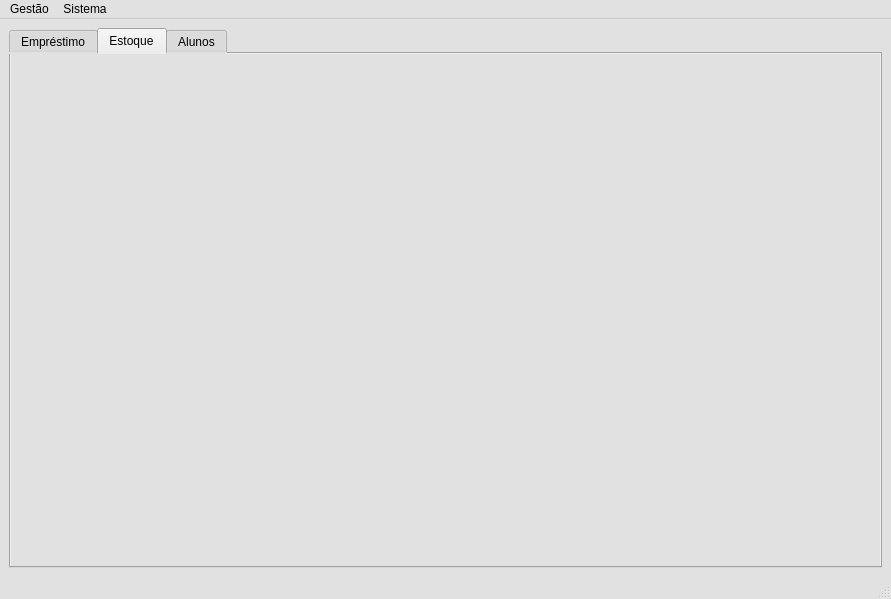
NycolasAbreu/Sistema_Almox, file Sistema_Almox/mainwindow.ui: the form before one commit.
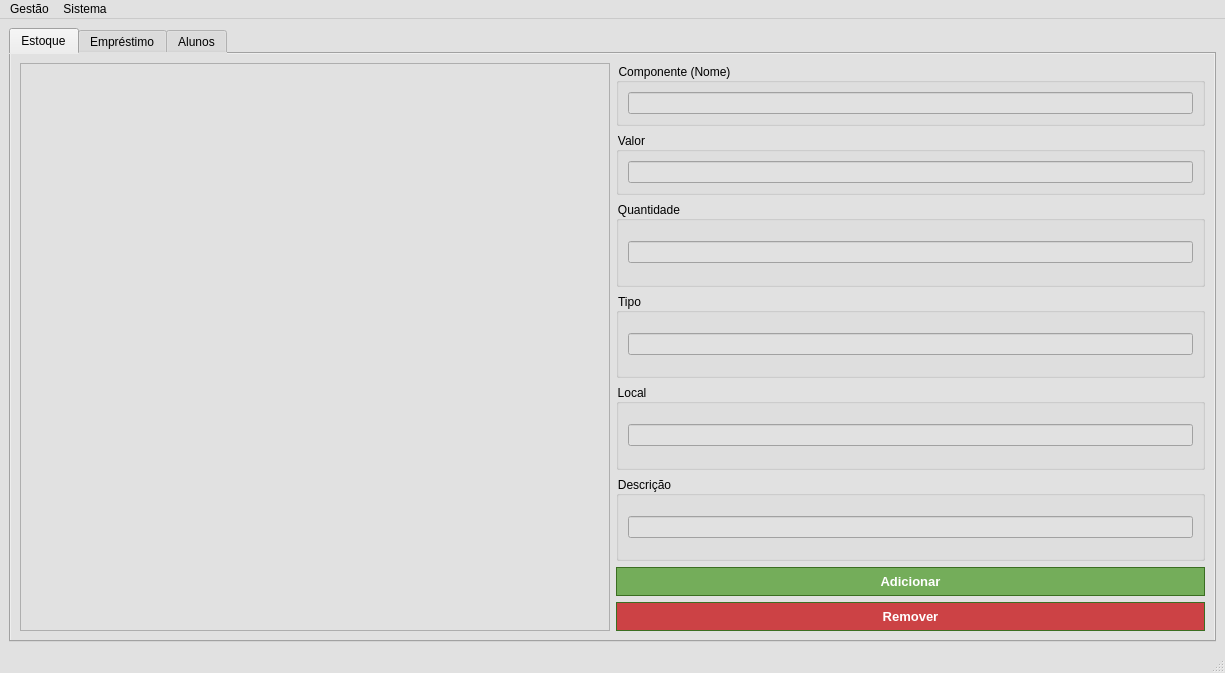
The form after the commit. The open tabs and pages were chosen to show the change. Icons and pictures are not drawn.

What changed in the file:
```diff
--- a/Sistema_Almox/mainwindow.ui
+++ b/Sistema_Almox/mainwindow.ui
@@ -6,8 +6,8 @@
    <rect>
     <x>0</x>
     <y>0</y>
-    <width>891</width>
-    <height>599</height>
+    <width>1225</width>
+    <height>673</height>
    </rect>
   </property>
   <property name="palette">
@@ -456,18 +456,27 @@
    <string>MainWindow</string>
   </property>
   <widget class="QWidget" name="centralwidget">
-   <layout class="QVBoxLayout" name="verticalLayout">
-    <item>
+   <layout class="QGridLayout" name="gridLayout_2">
+    <item row="0" column="0">
      <widget class="QTabWidget" name="tabWidget">
       <property name="styleSheet">
        <string notr="true">background-color: rgb(225, 225, 225);
 font: 10pt &quot;Arial&quot;;
 color: rgb(0, 0, 0);</string>
       </property>
+      <property name="tabPosition">
+       <enum>QTabWidget::North</enum>
+      </property>
+      <property name="tabShape">
+       <enum>QTabWidget::Rounded</enum>
+      </property>
       <property name="currentIndex">
        <number>0</number>
       </property>
-      <widget class="QWidget" name="tabLoan">
+      <property name="movable">
+       <bool>false</bool>
+      </property>
+      <widget class="QWidget" name="tabInventory">
        <property name="enabled">
         <bool>true</bool>
        </property>
@@ -677,19 +686,100 @@
         <string notr="true"/>
        </property>
        <attribute name="title">
-        <string>Empréstimo</string>
+        <string>Estoque</string>
        </attribute>
-       <widget class="QPushButton" name="pushButton">
-        <property name="geometry">
-         <rect>
-          <x>40</x>
-          <y>60</y>
-          <width>101</width>
-          <height>31</height>
-         </rect>
-        </property>
-        <property name="styleSheet">
-         <string notr="true">.QPushButton { 
+       <layout class="QVBoxLayout" name="verticalLayout">
+        <item>
+         <layout class="QHBoxLayout" name="horizontalLayout_9">
+          <item>
+           <widget class="QTableWidget" name="tableWidget"/>
+          </item>
+          <item>
+           <layout class="QVBoxLayout" name="verticalLayout_3">
+            <item>
+             <layout class="QVBoxLayout" name="verticalLayout_2">
+              <item>
+               <widget class="QGroupBox" name="groupBox">
+                <property name="title">
+                 <string>Componente (Nome)</string>
+                </property>
+                <layout class="QHBoxLayout" name="horizontalLayout">
+                 <item>
+                  <widget class="QLineEdit" name="lineEdit"/>
+                 </item>
+                </layout>
+               </widget>
+              </item>
+              <item>
+               <widget class="QGroupBox" name="groupBox_2">
+                <property name="title">
+                 <string>Valor</string>
+                </property>
+                <layout class="QHBoxLayout" name="horizontalLayout_2">
+                 <item>
+                  <widget class="QLineEdit" name="lineEdit_2"/>
+                 </item>
+                </layout>
+               </widget>
+              </item>
+             </layout>
+            </item>
+            <item>
+             <widget class="QGroupBox" name="groupBox_3">
+              <property name="title">
+               <string>Quantidade</string>
+              </property>
+              <layout class="QHBoxLayout" name="horizontalLayout_3">
+               <item>
+                <widget class="QLineEdit" name="lineEdit_3"/>
+               </item>
+              </layout>
+             </widget>
+            </item>
+            <item>
+             <layout class="QHBoxLayout" name="horizontalLayout_7">
+              <item>
+               <widget class="QGroupBox" name="groupBox_4">
+                <property name="title">
+                 <string>Tipo</string>
+                </property>
+                <layout class="QHBoxLayout" name="horizontalLayout_4">
+                 <item>
+                  <widget class="QLineEdit" name="lineEdit_4"/>
+                 </item>
+                </layout>
+               </widget>
+              </item>
+             </layout>
+            </item>
+            <item>
+             <widget class="QGroupBox" name="groupBox_5">
+              <property name="title">
+               <string>Local</string>
+              </property>
+              <layout class="QHBoxLayout" name="horizontalLayout_5">
+               <item>
+                <widget class="QLineEdit" name="lineEdit_5"/>
+               </item>
+              </layout>
+             </widget>
+            </item>
+            <item>
+             <widget class="QGroupBox" name="groupBox_6">
+              <property name="title">
+               <string>Descrição</string>
+              </property>
+              <layout class="QHBoxLayout" name="horizontalLayout_6">
+               <item>
+                <widget class="QLineEdit" name="lineEdit_6"/>
+               </item>
+              </layout>
+             </widget>
+            </item>
+            <item>
+             <widget class="QPushButton" name="pushButton_2">
+              <property name="styleSheet">
+               <string notr="true">.QPushButton { 
 background-color:#74ad5a;
 border:1px solid#3b6e22 ; 
 color:#ffffff; 
@@ -709,15 +799,57 @@
 .QPushButton:pressed {
  background-color:#4b7339;
  } </string>
-        </property>
-        <property name="text">
-         <string>Nova venda</string>
-        </property>
-       </widget>
+              </property>
+              <property name="text">
+               <string>Adicionar</string>
+              </property>
+             </widget>
+            </item>
+            <item>
+             <widget class="QPushButton" name="pushButton">
+              <property name="autoFillBackground">
+               <bool>false</bool>
+              </property>
+              <property name="styleSheet">
+               <string notr="true">.QPushButton { 
+background-color:#cc4245;
+border:1px solid#3b6e22 ; 
+color:#ffffff; 
+font-family:Arial;
+font-size:13px;
+font-weight:bold; 
+padding:6px 12px; 
+text-decoration:none; } 
+
+.QPushButton:hover { 
+background-color:#a1343c; } 
+
+.QPushButton:active {
+ position:relative;
+ top:1px; } 
+
+.QPushButton:pressed {
+ background-color:#702427;
+ } </string>
+              </property>
+              <property name="text">
+               <string>Remover</string>
+              </property>
+             </widget>
+            </item>
+           </layout>
+          </item>
+         </layout>
+        </item>
+       </layout>
       </widget>
-      <widget class="QWidget" name="tabInventory">
+      <widget class="QWidget" name="tabLoan">
+       <attribute name="icon">
+        <iconset resource="Resources.qrc">
+         <normaloff>:/new/Icons/Icons/emprestar.png</normaloff>:/new/Icons/Icons/emprestar.png</iconset>
+       </attribute>
        <attribute name="title">
-        <string>Estoque</string>
+        <string>Empréstimo</string>
        </attribute>
       </widget>
       <widget class="QWidget" name="tabStudent">
@@ -734,7 +866,7 @@
     <rect>
      <x>0</x>
      <y>0</y>
-     <width>891</width>
+     <width>1225</width>
      <height>20</height>
     </rect>
    </property>
```
Left out of the diff: 45 changed lines with no effect on the pictures.
